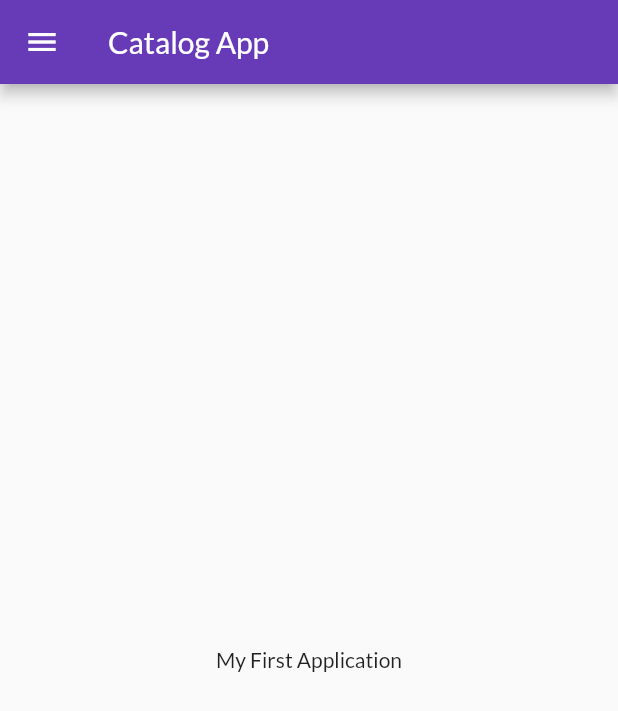
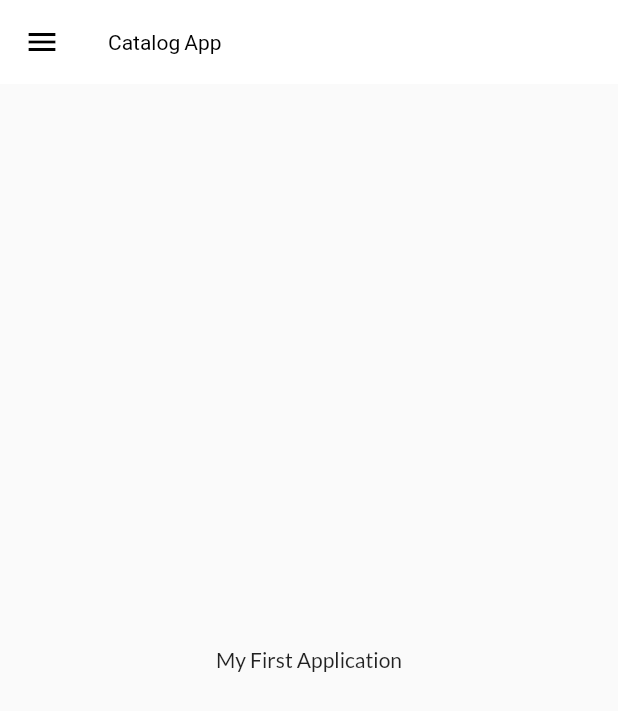
Before and after one commit to raj394449/FlutterByCodepur, a Flutter app: the screen it shows after launch, on a phone screen of 412 x 824 dp. Shown: the top 711 px of the screen. Run offline on Flutter 3.47's test engine with Material 2 defaults, Android fonts, the phone set to English and light mode, and no system bars; our stand-ins replace google_fonts.

Commit message:
Theme Extracted

```diff
--- a/flutter_application_1/lib/main.dart
+++ b/flutter_application_1/lib/main.dart
@@ -4,6 +4,7 @@ import 'package:flutter/material.dart';
 import 'package:flutter_application_1/pages/home_page.dart';
 import 'package:flutter_application_1/pages/login_page.dart';
 import 'package:flutter_application_1/utils/routes.dart';
+import 'package:flutter_application_1/widgets/theme.dart';
 import 'package:google_fonts/google_fonts.dart';
 
 void main() {
@@ -18,14 +19,8 @@ class MyApp extends StatelessWidget {
     return MaterialApp(
       debugShowCheckedModeBanner: false,
       themeMode: ThemeMode.light,
-      theme: ThemeData(
-          primarySwatch: Colors.deepPurple,
-          fontFamily: GoogleFonts.lato().fontFamily,
-          primaryTextTheme: GoogleFonts.latoTextTheme()),
-      darkTheme: ThemeData(
-        brightness: Brightness.dark,
-        primarySwatch: Colors.blue,
-      ),
+      theme: MyTheme.LightTheme(context),
+      darkTheme: MyTheme.DarkTheme(context),
       initialRoute: MyRoutes.HomeRoute,
       routes: {
         "/": (context) => LoginPage(),
--- a/flutter_application_1/lib/pages/home_page.dart
+++ b/flutter_application_1/lib/pages/home_page.dart
@@ -9,6 +9,7 @@ class Homepage extends StatelessWidget {
     return Scaffold(
       appBar: AppBar(
         title: const Text("Catalog App"),
+
       ),
       body: Center(
         // ignore: avoid_unnecessary_containers
--- /dev/null
+++ b/flutter_application_1/lib/widgets/theme.dart
@@ -0,0 +1,21 @@
+// ignore_for_file: prefer_const_constructors, non_constant_identifier_names
+
+import 'package:flutter/material.dart';
+import 'package:google_fonts/google_fonts.dart';
+
+class MyTheme {
+  static ThemeData LightTheme(BuildContext context) => ThemeData(
+        primarySwatch: Colors.deepPurple,
+        fontFamily: GoogleFonts.lato().fontFamily,
+        primaryTextTheme: GoogleFonts.latoTextTheme(),
+        appBarTheme: AppBarTheme(
+            color: Colors.white,
+            elevation: 0.0,
+            iconTheme: IconThemeData(color: Colors.black),
+            titleTextStyle: TextStyle(color: Colors.black)),
+      );
+
+  static ThemeData DarkTheme(BuildContext context) => ThemeData(
+        brightness: Brightness.dark,
+      );
+}
```
